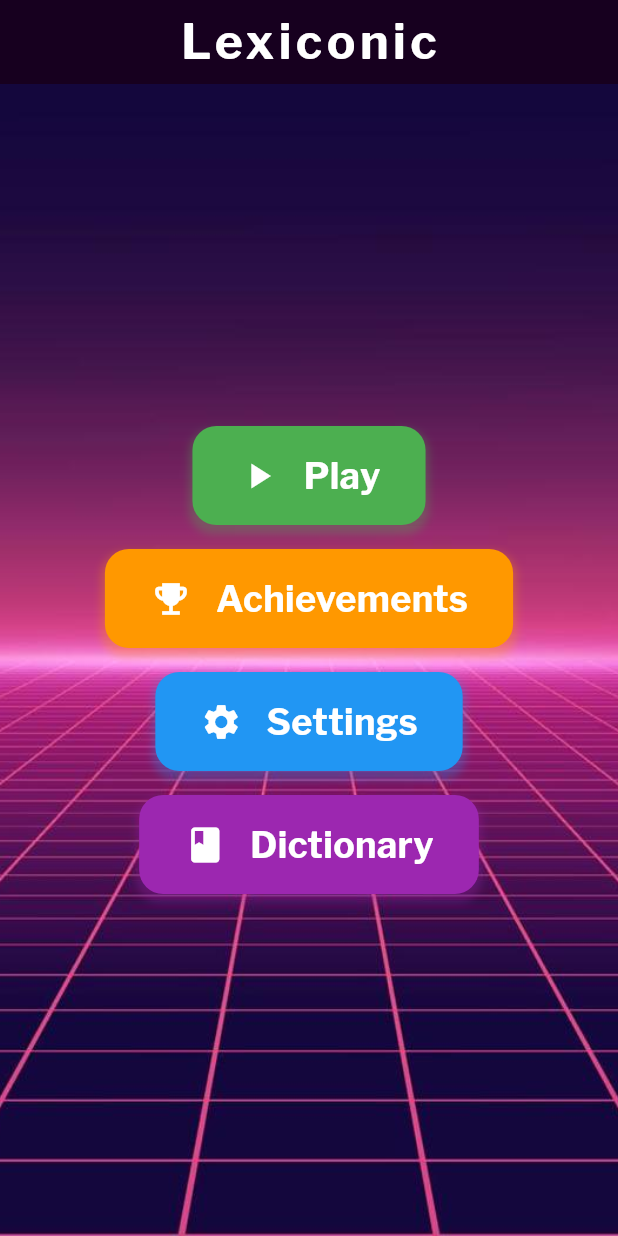
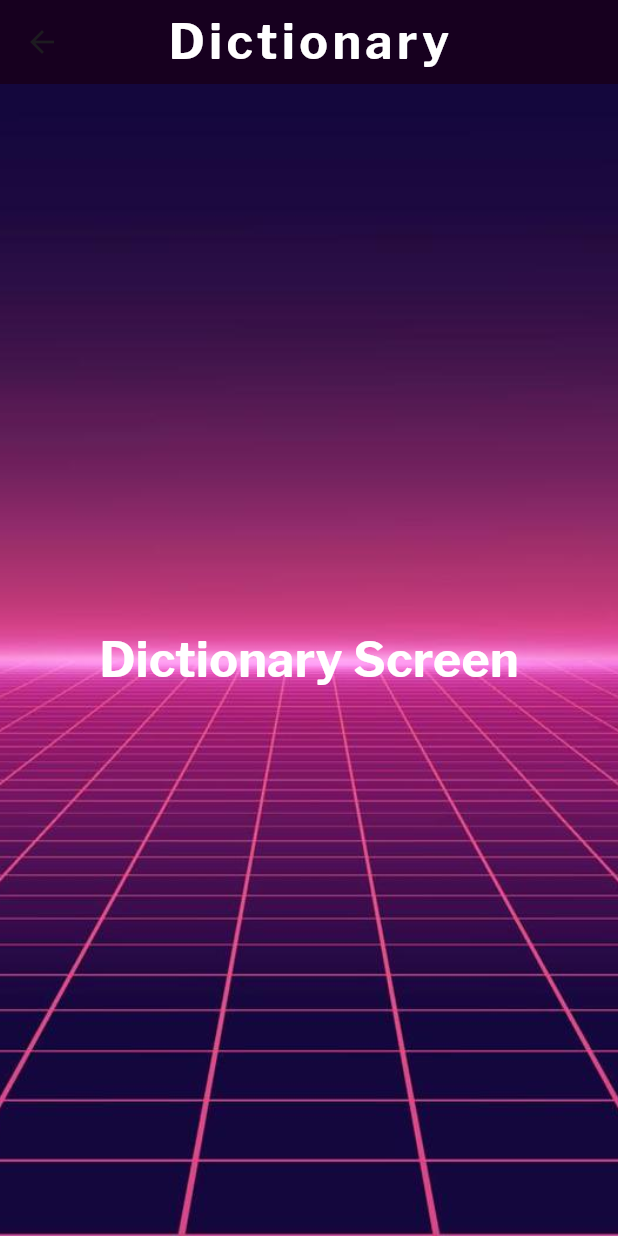
Before and after one commit to AnweyArc/Lexiconic, a Flutter app: the screen it shows after launch, after a tap on "Dictionary", on a phone screen of 412 x 824 dp. Run offline on Flutter 3.47's test engine with Material 3 defaults, Android fonts, the phone set to English and light mode, and no system bars; our stand-ins replace just_audio; network calls fail.

Commit message:
added dictionary.dart, connected it to main.dart, readjusted keyboard on game.dart

```diff
--- /dev/null
+++ b/lib/dictionary.dart
@@ -0,0 +1,42 @@
+import 'package:flutter/material.dart';
+
+class DictionaryScreen extends StatelessWidget {
+  @override
+  Widget build(BuildContext context) {
+    return Scaffold(
+      appBar: AppBar(
+        title: Text(
+          'Dictionary',
+          style: TextStyle(
+            fontFamily: 'LibreFranklin',
+            fontSize: 32,
+            letterSpacing: 3,
+            fontWeight: FontWeight.bold,
+            color: Colors.white,
+          ),
+        ),
+        centerTitle: true,
+        backgroundColor: const Color.fromARGB(255, 23, 0, 31),
+      ),
+      body: Container(
+        decoration: BoxDecoration(
+          image: DecorationImage(
+            image: AssetImage("assets/images/homebackground.jpg"),
+            fit: BoxFit.cover,
+          ),
+        ),
+        child: Center(
+          child: Text(
+            'Dictionary Screen',
+            style: TextStyle(
+              fontSize: 32,
+              fontWeight: FontWeight.bold,
+              fontFamily: 'LibreFranklin',
+              color: Colors.white,
+            ),
+          ),
+        ),
+      ),
+    );
+  }
+}
--- a/lib/game.dart
+++ b/lib/game.dart
@@ -180,7 +180,7 @@ class _WordleHomePageState extends State<WordleHomePage> {
     }
 
     // If the key has been used and is not in the word, return red
-    return Colors.red;
+    return Colors.black;
   }
 
   bool isKeyDisabled(String key) {
@@ -193,7 +193,16 @@ class _WordleHomePageState extends State<WordleHomePage> {
   Widget build(BuildContext context) {
     return Scaffold(
       appBar: AppBar(
-        title: Text("Wordle Game (${widget.difficulty.capitalize()})"),
+        title: Text(
+          "Wordle Game (${widget.difficulty.capitalize()})",
+          style: TextStyle(
+            fontFamily: 'LibreFranklin',
+            fontSize: 24,
+            letterSpacing: 2,
+            fontWeight: FontWeight.bold,
+            color: Colors.white,
+          ),
+        ),
         backgroundColor:
             widget.difficulty == "easy"
                 ? Colors.green
@@ -301,7 +310,7 @@ class _WordleHomePageState extends State<WordleHomePage> {
     // Adjust these values to make the keys smaller or larger
     final double keyWidth =
         screenWidth /
-        20; // Smaller keys (increase divisor to make them smaller)
+        16; // Smaller keys (increase divisor to make them smaller)
     final double keyHeight =
         keyWidth * 1.8; // Slightly taller than wide (adjust multiplier)
 
--- a/lib/main.dart
+++ b/lib/main.dart
@@ -1,6 +1,7 @@
 import 'package:flutter/material.dart';
 import 'package:just_audio/just_audio.dart';
 import 'gamepreference.dart';
+import 'dictionary.dart'; // Import the dictionary.dart file
 
 void main() {
   runApp(MyApp());
@@ -121,7 +122,12 @@ class _HomeScreenState extends State<HomeScreen> {
                 "Dictionary",
                 Icons.book,
                 Colors.purple,
-                () {},
+                () => Navigator.push(
+                  context,
+                  MaterialPageRoute(
+                    builder: (context) => DictionaryScreen(),
+                  ),
+                ),
               ),
             ],
           ),
```
